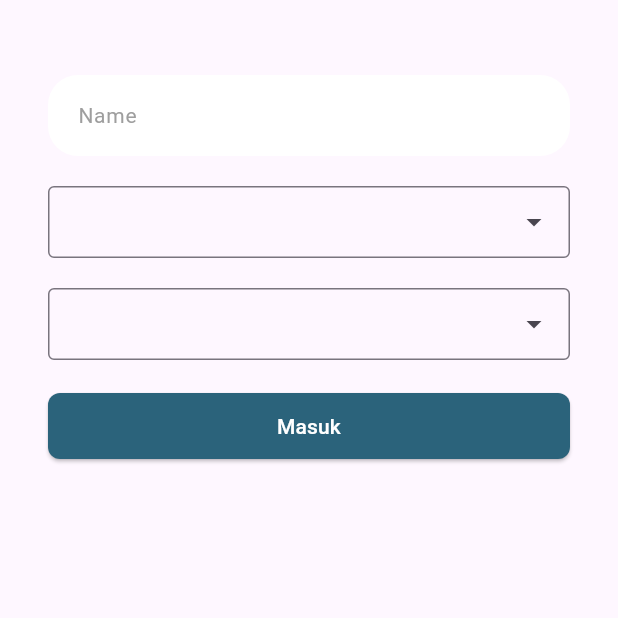
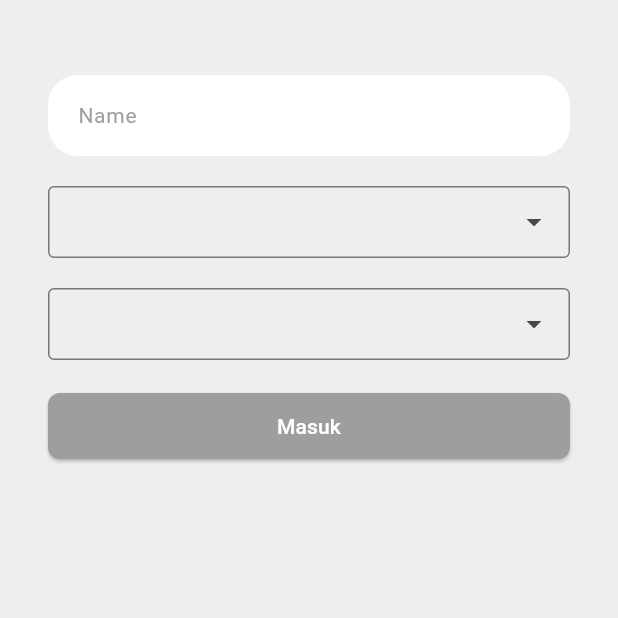
Before and after one commit to Dhafin2107/Technical-Assessment-, a Flutter app: the screen it shows after launch, on a phone screen of 412 x 824 dp, the top half of it. Run offline on Flutter 3.47's test engine with Material 3 defaults, Android fonts, the phone set to English and light mode, and no system bars; drawn by our look-alikes of dropdown_search; our stand-ins replace bloc, dartz, dio, equatable, flutter_bloc, freezed_annotation and 1 more.

Commit message:
finishing bagian slicing ui

```diff
--- a/weather_app/lib/domain/network_request.dart
+++ b/weather_app/lib/domain/network_request.dart
@@ -46,15 +46,12 @@ class Request {
             }
             if (e.response?.statusCode == 401) {
               if (kDebugMode) {
-                print('UNAUTHORIZED ========');
+                print('statusCode 401');
               }
             }
             return handler.next(e);
           },
           onResponse: (e, handler) {
-            // if (e.statusCode == 401) {
-            //   _handleUnauthorized();
-            // }
             return handler.next(e);
           },
         ),
--- a/weather_app/lib/presentation/feature/user/bloc/user_bloc.dart
+++ b/weather_app/lib/presentation/feature/user/bloc/user_bloc.dart
@@ -10,14 +10,8 @@ part 'user_bloc.freezed.dart';
 class UserBloc extends Bloc<UserEvent, UserState> {
 
   UserBloc() : super(const UserState.initial()) {
-    on<OnUserEvent>(_onUserEvent);
     on<ProvinceSelected>(_onProvinceSelected);
     on<CitySelected>(_onCitySelected);
-  }
-  void _onUserEvent(OnUserEvent event, Emitter<UserState> emit) {
-    String result;
-    result = 'name';
-    emit(UserState.loaded(result));
   }
 
   void _onProvinceSelected(ProvinceSelected event, Emitter<UserState> emit) {
--- a/weather_app/lib/presentation/feature/user/bloc/user_event.dart
+++ b/weather_app/lib/presentation/feature/user/bloc/user_event.dart
@@ -2,7 +2,6 @@ part of 'user_bloc.dart';
 
 @freezed
 class UserEvent with _$UserEvent {
-  const factory UserEvent.onUserEvent(String text) = OnUserEvent;
   const factory UserEvent.provinceSelected(String provinceId) =
       ProvinceSelected;
   const factory UserEvent.citySelected(String? city) = CitySelected;
--- a/weather_app/lib/presentation/feature/user/bloc/user_state.dart
+++ b/weather_app/lib/presentation/feature/user/bloc/user_state.dart
@@ -3,7 +3,6 @@ part of 'user_bloc.dart';
 @freezed
 class UserState with _$UserState {
   const factory UserState.initial() = InitialUserState;
-  const factory UserState.loaded(String result) = LoadedUserState;
   const factory UserState.provinceAndCity({
     required String? selectedProvinceId,
     required List<String> filteredCities,
--- a/weather_app/lib/presentation/feature/user/screen/user_view.dart
+++ b/weather_app/lib/presentation/feature/user/screen/user_view.dart
@@ -12,6 +12,7 @@ class UserView extends StatelessWidget {
   @override
   Widget build(BuildContext context) {
     return Scaffold(
+      backgroundColor: Colors.grey[200],
       body: SafeArea(
         child: Container(
           padding: const EdgeInsets.symmetric(horizontal: 32),
--- a/weather_app/lib/presentation/feature/user/widget/list_city.dart
+++ b/weather_app/lib/presentation/feature/user/widget/list_city.dart
@@ -54,11 +54,16 @@ List<City> listKota = [
   const City(id: '30', name: 'Bogor', provinceId: '13'),
   const City(id: '31', name: 'Cirebon', provinceId: '13'),
   const City(id: '32', name: 'Sumedang', provinceId: '13'),
+  const City(id: '76', name: 'Depok', provinceId: '13'),
+  const City(id: '77', name: 'Sukabumi', provinceId: '13'),
 
   // Jawa Tengah
   const City(id: '33', name: 'Semarang', provinceId: '14'),
   const City(id: '34', name: 'Solo', provinceId: '14'),
   const City(id: '35', name: 'Magelang', provinceId: '14'),
+  const City(id: '37', name: 'Pati', provinceId: '14'),
+  const City(id: '38', name: 'Kudus', provinceId: '14'),
+  const City(id: '39', name: 'Banyumas', provinceId: '14'),
 
   // DI Yogyakarta
   const City(id: '36', name: 'Yogyakarta', provinceId: '15'),
@@ -67,6 +72,9 @@ List<City> listKota = [
   const City(id: '37', name: 'Surabaya', provinceId: '16'),
   const City(id: '38', name: 'Malang', provinceId: '16'),
   const City(id: '39', name: 'Madiun', provinceId: '16'),
+  const City(id: '44', name: 'Blitar', provinceId: '16'),
+  const City(id: '45', name: 'Jember', provinceId: '16'),
+  const City(id: '46', name: 'Kediri', provinceId: '16'),
 
   // Bali
   const City(id: '40', name: 'Denpasar', provinceId: '17'),
--- a/weather_app/lib/presentation/feature/user/widget/submit_name.dart
+++ b/weather_app/lib/presentation/feature/user/widget/submit_name.dart
@@ -35,7 +35,7 @@ class SubmitName extends StatelessWidget {
         }
       },
       style: ElevatedButton.styleFrom(
-          backgroundColor: const Color(0xFF2B637B),
+          backgroundColor: Colors.grey[500],
           padding: const EdgeInsets.symmetric(vertical: 12.0, horizontal: 16.0),
           shape:
               RoundedRectangleBorder(borderRadius: BorderRadius.circular(8.0))),
```
Also changed, not shown: weather_app/lib/presentation/feature/weather/screen/weather_view.dart (+12 -6 lines).
